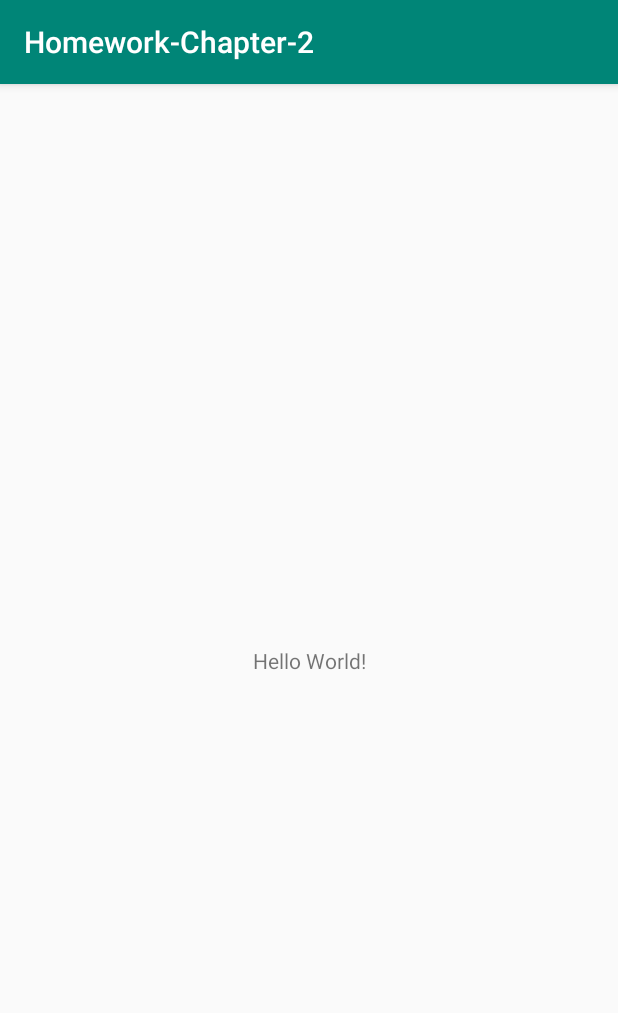
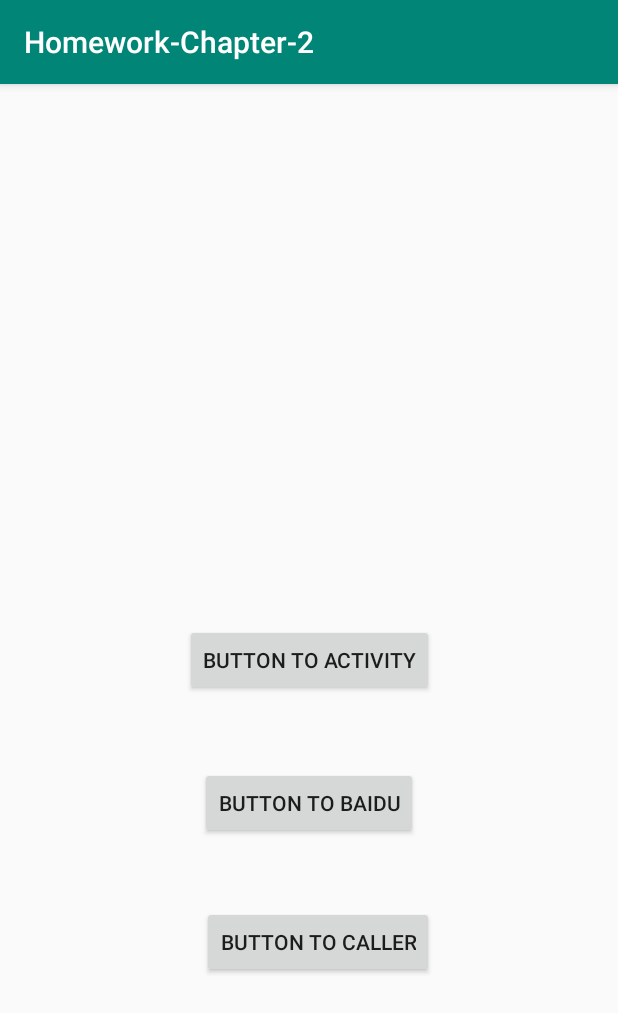
Before and after one commit to huang583824382/ByteDance_3190103047, an Android app: the screen it shows after launch (MainActivity), on a phone screen of 412 x 824 dp. Shown: the top 1013 px of the screen. Run offline under Robolectric (Android 15) with nearby library versions, the light colour scheme and no system bars.

Commit message:
chapter2

```diff
--- a/Homework-Chapter-2/app/src/main/AndroidManifest.xml
+++ b/Homework-Chapter-2/app/src/main/AndroidManifest.xml
@@ -9,6 +9,7 @@
         android:roundIcon="@mipmap/ic_launcher_round"
         android:supportsRtl="true"
         android:theme="@style/AppTheme">
+        <activity android:name=".Activity_test"></activity>
         <activity android:name=".MainActivity">
             <intent-filter>
                 <action android:name="android.intent.action.MAIN" />
--- a/Homework-Chapter-2/app/src/main/java/com/example/homework_chapter_2/MainActivity.java
+++ b/Homework-Chapter-2/app/src/main/java/com/example/homework_chapter_2/MainActivity.java
@@ -2,7 +2,13 @@ package com.example.homework_chapter_2;
 
 import androidx.appcompat.app.AppCompatActivity;
 
+import android.content.Intent;
+import android.net.Uri;
 import android.os.Bundle;
+import android.util.Log;
+import android.view.View;
+import android.widget.Button;
+import android.widget.Toast;
 
 public class MainActivity extends AppCompatActivity {
 
@@ -10,5 +16,35 @@ public class MainActivity extends AppCompatActivity {
     protected void onCreate(Bundle savedInstanceState) {
         super.onCreate(savedInstanceState);
         setContentView(R.layout.activity_main);
+        Button btn1=findViewById(R.id.button1);
+        Button btn2=findViewById(R.id.button2);
+        Button btn3=findViewById(R.id.button3);
+        btn1.setOnClickListener(new View.OnClickListener() {
+            @Override
+            public void onClick(View v) {
+                Intent intent = new Intent(MainActivity.this, Activity_test.class);
+                startActivity(intent);
+            }
+        });
+        btn2.setOnClickListener(new View.OnClickListener() {
+            @Override
+            public void onClick(View v) {
+                Intent intent = new Intent(Intent.ACTION_VIEW);
+                intent.setData(Uri.parse("http://www.baidu.com"));
+                startActivity(intent);
+            }
+        });
+        btn3.setOnClickListener(new View.OnClickListener() {
+            @Override
+            public void onClick(View v) {
+                Intent intent = new Intent(Intent.ACTION_DIAL);
+                intent.setData(Uri.parse("tel:15822222222"));
+                startActivity(intent);
+            }
+        });
+
+
+
+
     }
 }
--- a/Homework-Chapter-2/app/src/main/res/layout/activity_main.xml
+++ b/Homework-Chapter-2/app/src/main/res/layout/activity_main.xml
@@ -15,4 +15,40 @@
         app:layout_constraintRight_toRightOf="parent"
         app:layout_constraintTop_toTopOf="parent" />
 
+    <Button
+        android:id="@+id/button1"
+        android:layout_width="wrap_content"
+        android:layout_height="wrap_content"
+        android:text="Button to Activity"
+        tools:layout_editor_absoluteX="167dp"
+        tools:layout_editor_absoluteY="475dp"
+        app:layout_constraintBottom_toBottomOf="parent"
+        app:layout_constraintLeft_toLeftOf="parent"
+        app:layout_constraintRight_toRightOf="parent"
+        app:layout_constraintTop_toTopOf="parent"
+        />
+
+    <Button
+        android:id="@+id/button2"
+        android:layout_width="wrap_content"
+        android:layout_height="wrap_content"
+        android:text="Button to BaiDu"
+        app:layout_constraintBottom_toBottomOf="parent"
+        app:layout_constraintLeft_toLeftOf="parent"
+        app:layout_constraintRight_toRightOf="parent"
+        app:layout_constraintTop_toTopOf="parent"
+        app:layout_constraintVertical_bias="0.632" />
+
+    <Button
+        android:id="@+id/button3"
+        android:layout_width="wrap_content"
+        android:layout_height="wrap_content"
+        android:text="Button to Caller"
+        app:layout_constraintBottom_toBottomOf="parent"
+        app:layout_constraintHorizontal_bias="0.523"
+        app:layout_constraintLeft_toLeftOf="parent"
+        app:layout_constraintRight_toRightOf="parent"
+        app:layout_constraintTop_toTopOf="parent"
+        app:layout_constraintVertical_bias="0.761" />
+
 </androidx.constraintlayout.widget.ConstraintLayout>
```
Also changed, not shown: Homework-Chapter-2/app/src/main/java/com/example/homework_chapter_2/Activity_test.java (added, +32 -0 lines), Homework-Chapter-2/app/src/main/res/layout/activity_test.xml (added, +18 -0 lines).
